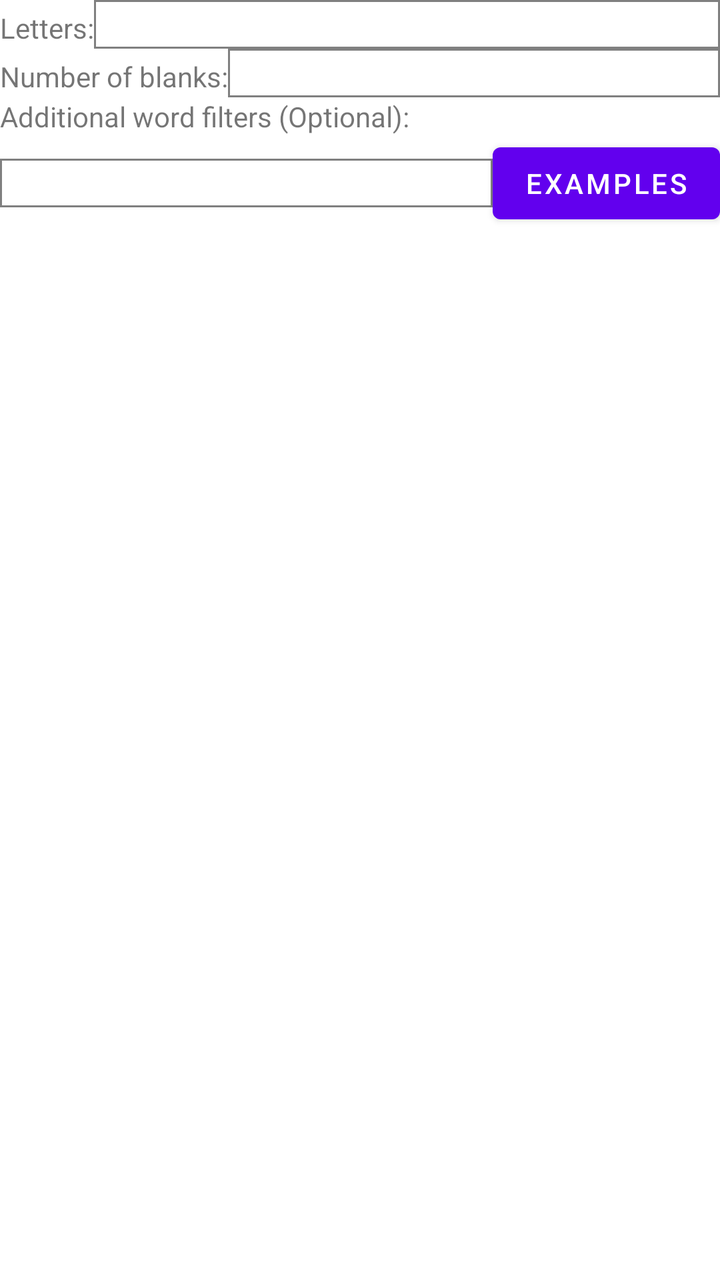
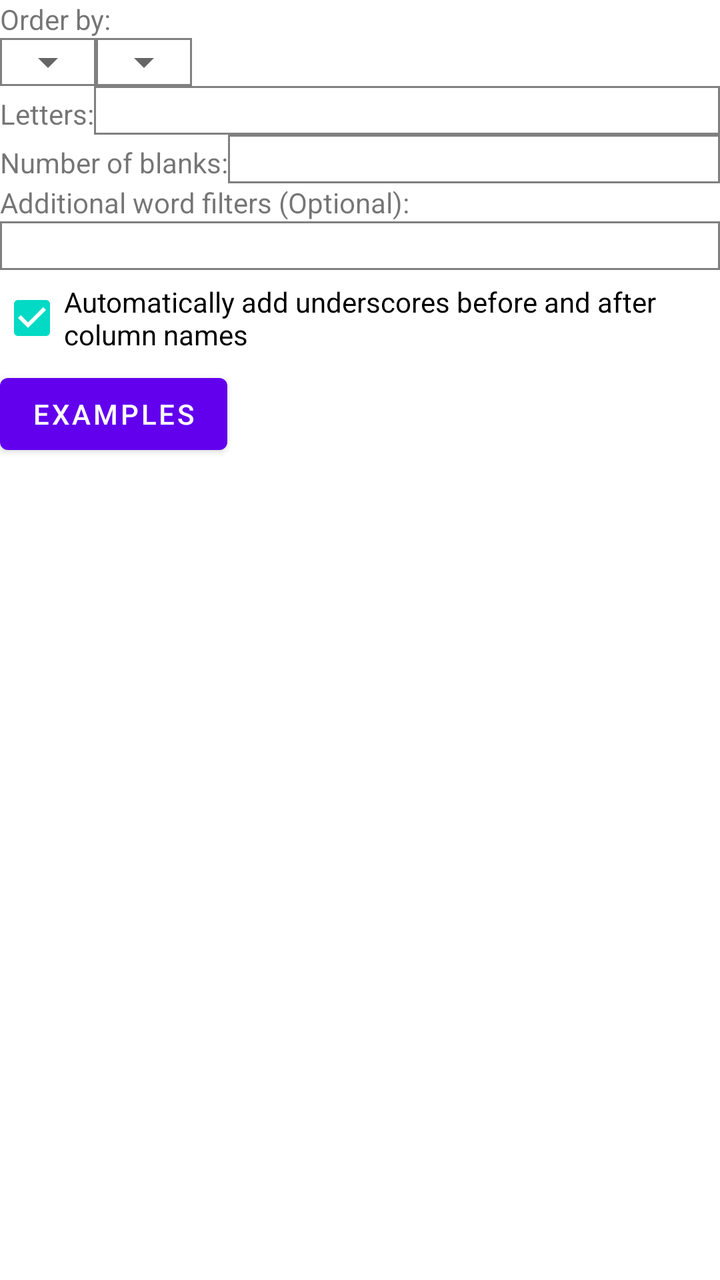

An Android layout rendered at two revisions. The XML below is the earlier revision; the diff shows what the commit changed to produce the second picture.
<!-- AndroidManifest.xml: application theme Theme.WordStudy -->
<!-- res/layout/subanagram.xml -->
<?xml version="1.0" encoding="utf-8"?>
<ScrollView xmlns:android="http://schemas.android.com/apk/res/android"
    android:layout_width="match_parent"
    android:layout_height="wrap_content">
    <LinearLayout
        android:orientation="vertical"
        android:layout_width="match_parent"
        android:layout_height="match_parent">
        <LinearLayout
            android:orientation="horizontal"
            android:layout_width="match_parent"
            android:layout_height="wrap_content">
            <TextView
                android:id="@+id/textview59"
                android:layout_width="wrap_content"
                android:layout_height="wrap_content"
                android:text="Letters:">
            </TextView>
            <EditText
                android:id="@+id/edittext17"
                android:layout_width="match_parent"
                android:layout_height="wrap_content"
                android:background="@drawable/rectangle">
            </EditText>
        </LinearLayout>
        <LinearLayout
            android:orientation="horizontal"
            android:layout_width="match_parent"
            android:layout_height="wrap_content">
            <TextView
                android:id="@+id/textview60"
                android:layout_width="wrap_content"
                android:layout_height="wrap_content"
                android:text="Number of blanks:">
            </TextView>
            <EditText
                android:id="@+id/edittext18"
                android:layout_width="match_parent"
                android:layout_height="wrap_content"
                android:background="@drawable/rectangle"
                android:inputType="number">
            </EditText>
        </LinearLayout>
        <TextView
            android:id="@+id/textview61"
            android:layout_width="wrap_content"
            android:layout_height="wrap_content"
            android:text="Additional word filters (Optional):">
        </TextView>
        <RelativeLayout
            android:layout_width="match_parent"
            android:layout_height="wrap_content">
            <Button
                android:id="@+id/button36"
                android:layout_width="wrap_content"
                android:layout_height="wrap_content"
                android:layout_alignParentRight="true"
                android:text="Examples">
            </Button>
            <EditText
                android:id="@+id/edittext19"
                android:layout_width="match_parent"
                android:layout_height="wrap_content"
                android:layout_toLeftOf="@+id/button36"
                android:layout_centerVertical="true"
                android:background="@drawable/rectangle">
            </EditText>
        </RelativeLayout>
        <TextView
            android:id="@+id/textview62"
            android:layout_width="match_parent"
            android:layout_height="wrap_content">
        </TextView>
    </LinearLayout>
</ScrollView>
<!-- resources referenced by this layout -->
<resources>
  <!-- drawable rectangle (drawable) -->
  <?xml version="1.0" encoding="utf-8"?>
  <shape xmlns:android="http://schemas.android.com/apk/res/android">
      <stroke
          android:width="1dp"
          android:color="@color/gray"/>
  </shape>
  <style name="Theme.WordStudy" parent="Theme.MaterialComponents.DayNight.NoActionBar">
          
          <item name="colorPrimary">@color/purple_500</item>
          <item name="colorPrimaryVariant">@color/purple_700</item>
          <item name="colorOnPrimary">@color/white</item>
          
          <item name="colorSecondary">@color/teal_200</item>
          <item name="colorSecondaryVariant">@color/teal_700</item>
          <item name="colorOnSecondary">@color/black</item>
          
          <item name="android:statusBarColor" tools:targetApi="l">?attr/colorPrimaryVariant</item>
          
      </style>
  <color name="gray">#FF808080</color>
  <color name="purple_500">#FF6200EE</color>
  <color name="purple_700">#FF3700B3</color>
  <color name="white">#FFFFFFFF</color>
  <color name="teal_200">#FF03DAC5</color>
  <color name="teal_700">#FF018786</color>
  <color name="black">#FF000000</color>
</resources>

<!-- the commit's change to res/layout/subanagram.xml (unified diff, before → after) -->
@@ -6,6 +6,35 @@
         android:orientation="vertical"
         android:layout_width="match_parent"
         android:layout_height="match_parent">
+        <TextView
+            android:layout_width="wrap_content"
+            android:layout_height="wrap_content"
+            android:text="Order by:"
+            android:id="@+id/textview67">
+        </TextView>
+        <LinearLayout
+            android:orientation="horizontal"
+            android:layout_width="match_parent"
+            android:layout_height="wrap_content">
+            <FrameLayout
+                android:layout_width="wrap_content"
+                android:layout_height="wrap_content"
+                android:background="@drawable/rectangle">
+                <Spinner
+                    android:id="@+id/spinner19"
+                    android:layout_width="wrap_content"
+                    android:layout_height="wrap_content" />
+            </FrameLayout>
+            <FrameLayout
+                android:layout_width="wrap_content"
+                android:layout_height="wrap_content"
+                android:background="@drawable/rectangle">
+                <Spinner
+                    android:id="@+id/spinner20"
+                    android:layout_width="wrap_content"
+                    android:layout_height="wrap_content" />
+            </FrameLayout>
+        </LinearLayout>
         <LinearLayout
             android:orientation="horizontal"
             android:layout_width="match_parent"
@@ -47,25 +76,25 @@
             android:layout_height="wrap_content"
             android:text="Additional word filters (Optional):">
         </TextView>
-        <RelativeLayout
+        <EditText
+            android:id="@+id/edittext19"
             android:layout_width="match_parent"
-            android:layout_height="wrap_content">
-            <Button
-                android:id="@+id/button36"
-                android:layout_width="wrap_content"
-                android:layout_height="wrap_content"
-                android:layout_alignParentRight="true"
-                android:text="Examples">
-            </Button>
-            <EditText
-                android:id="@+id/edittext19"
-                android:layout_width="match_parent"
-                android:layout_height="wrap_content"
-                android:layout_toLeftOf="@+id/button36"
-                android:layout_centerVertical="true"
-                android:background="@drawable/rectangle">
-            </EditText>
-        </RelativeLayout>
+            android:layout_height="wrap_content"
+            android:background="@drawable/rectangle">
+        </EditText>
+        <CheckBox
+            android:id="@+id/checkbox4"
+            android:layout_width="wrap_content"
+            android:layout_height="wrap_content"
+            android:checked="true"
+            android:text="Automatically add underscores before and after column names">
+        </CheckBox>
+        <Button
+            android:id="@+id/button36"
+            android:layout_width="wrap_content"
+            android:layout_height="wrap_content"
+            android:text="Examples">
+        </Button>
         <TextView
             android:id="@+id/textview62"
             android:layout_width="match_parent"
